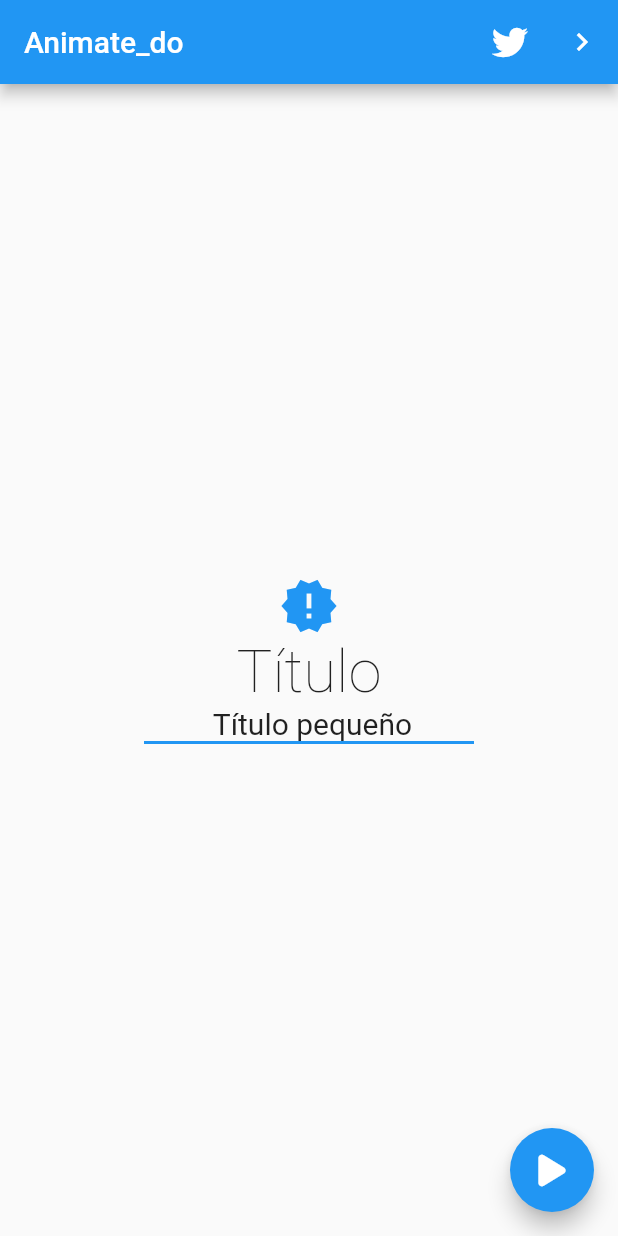
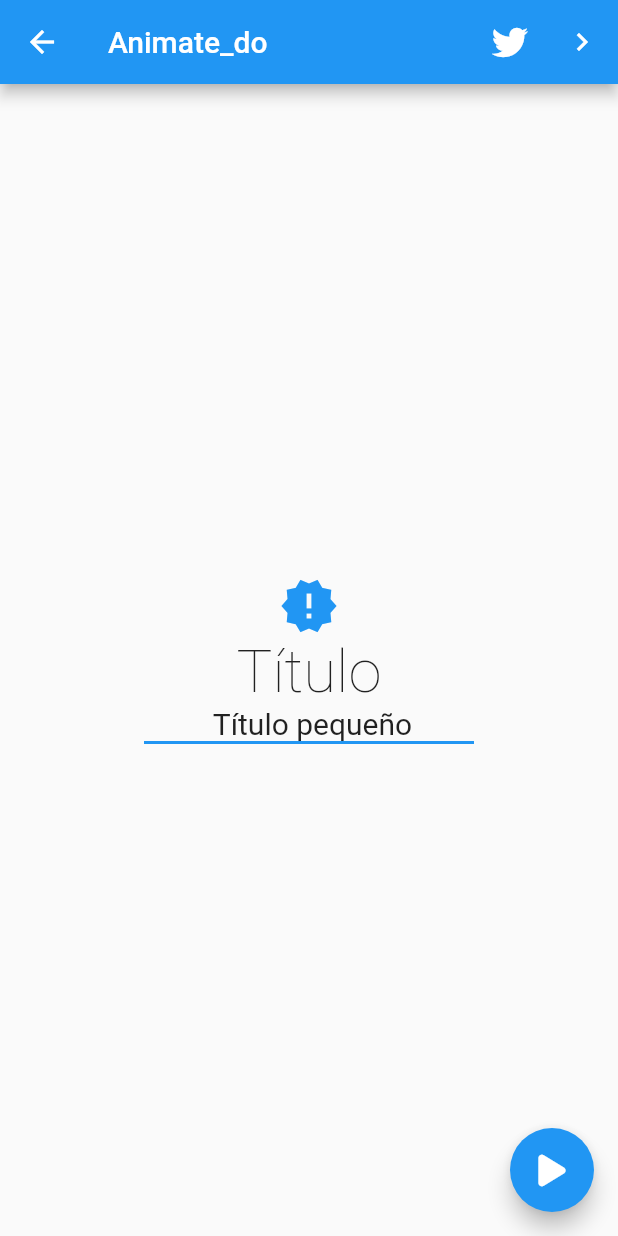
Before and after one commit to ddienu/Animations, a Flutter app: the screen it shows after launch, after a tap on the "navigate next" icon, on a phone screen of 412 x 824 dp. Run offline on Flutter 3.47's test engine with Material 2 defaults, Android fonts, the phone set to English and light mode, and no system bars; our stand-ins replace animate_do, font_awesome_flutter.

Commit message:
Update: pagina1 page.
Update pagina1 page addind animations to some widgets, like text and icons also adding a navigation in the navigate next icon,

```diff
--- a/lib/src/pages/pagina1_page.dart
+++ b/lib/src/pages/pagina1_page.dart
@@ -1,5 +1,8 @@
 import 'package:flutter/material.dart';
 
+import 'package:flutter/cupertino.dart';
+
+import 'package:animate_do/animate_do.dart';
 import 'package:font_awesome_flutter/font_awesome_flutter.dart';
 
 
@@ -20,8 +23,13 @@ class Pagina1Page extends StatelessWidget {
             ),
 
           IconButton(
-            onPressed: (){},
-            icon: Icon(Icons.navigate_next)
+            onPressed: (){
+              Navigator.push(context, CupertinoPageRoute(builder: (BuildContext context) => Pagina1Page())
+              );
+            },
+            icon: SlideInLeft(
+              from: 40,
+              child: Icon(Icons.navigate_next))
             ),
         ],
       ),
@@ -31,31 +39,47 @@ class Pagina1Page extends StatelessWidget {
           mainAxisAlignment: MainAxisAlignment.center,
           children: [
 
-            Icon(Icons.new_releases, color: Colors.blue, size: 40.0),
+            FadeInDown(
+              child: Icon(Icons.new_releases, color: Colors.blue, size: 40.0)),
 
-            Text('Título', style: TextStyle(fontSize: 40.0, fontWeight: FontWeight.w200)),
+            FadeInDown(
+              delay: Duration( milliseconds: 400),
+              child: Text('Título',
+                style: TextStyle(
+                  fontSize: 40.0,
+                  fontWeight: FontWeight.w200)
+                  ),
+            ),
 
-            Text(' Título pequeño',
+            FadeInDown(
+              delay: Duration( milliseconds: 1200),
+              child: Text(' Título pequeño',
                 style: TextStyle(
                   fontSize: 20.0,
                   fontWeight: FontWeight.w400,
-                  )
+                    ),
+              ),
             ),
 
-            Container(
+            FadeInLeft(
+              delay: Duration( milliseconds: 1400),
+              child: Container(
                 width: 220.0,
                 height: 2,
                 decoration: BoxDecoration(
                   color: Colors.blue,
+                ),
               ),
             )
           ],
         ),
       ),
 
-      floatingActionButton: FloatingActionButton(
+      floatingActionButton: ElasticInRight(
+        child: FloatingActionButton(
           onPressed: (){},
           child: FaIcon( FontAwesomeIcons.play ),
+          ),
       ),
     );
 
```
Lines whose indentation alone changed are shown as unchanged.
